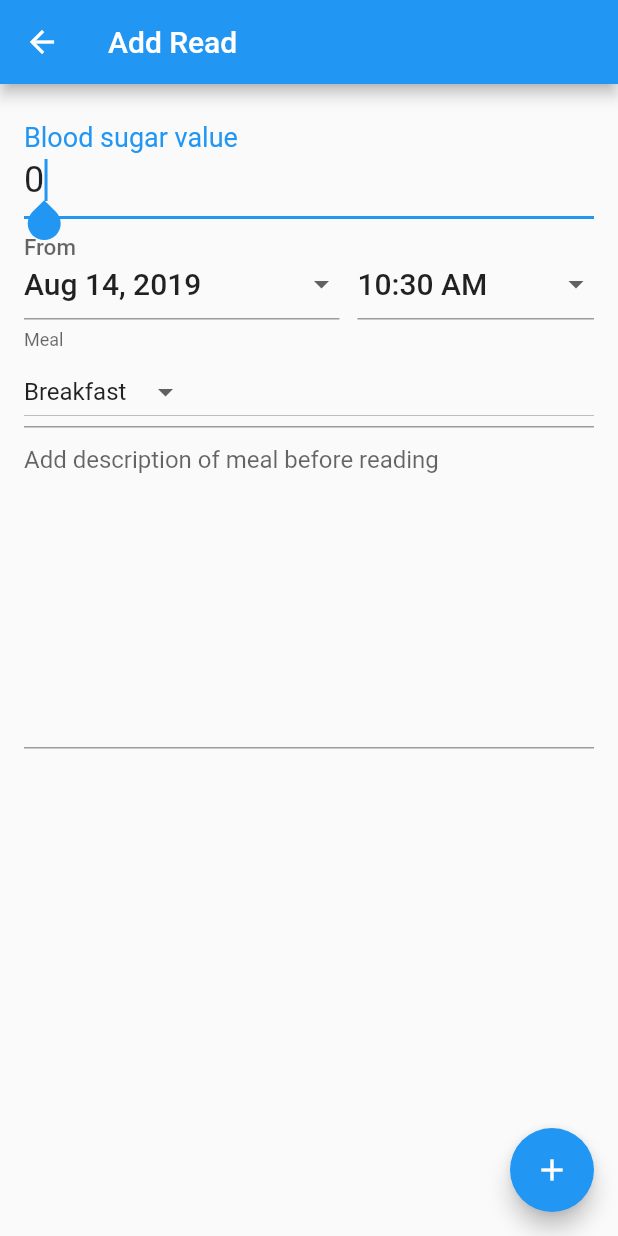
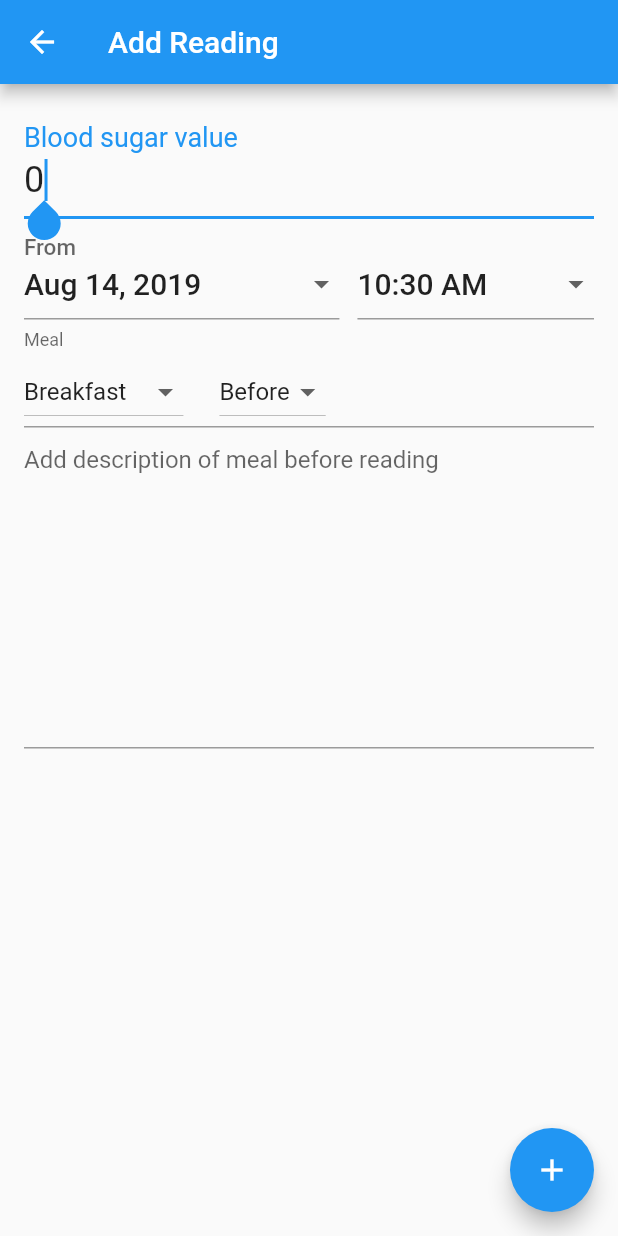
Before and after one commit to pastpap/sugar-balance, a Flutter app: the screen it shows after launch, after a tap on the "add" icon, on a phone screen of 412 x 824 dp. Run offline on Flutter 3.47's test engine with Material 2 defaults, Android fonts, the phone set to English and light mode, and no system bars; our stand-ins replace bloc, equatable, flutter_bloc, rxdart, sliding_up_panel; statements that could not run were skipped.

Commit message:
save view edit reads
Full CRUD process with json db
Added list view on home page as slide up panel

```diff
--- a/lib/localizations/localization.dart
+++ b/lib/localizations/localization.dart
@@ -95,9 +95,9 @@ class SugarBalanceLocalizations {
         locale: locale.toString(),
       );
 
-  String get editTodo => Intl.message(
-        'Edit Todo',
-        name: 'editTodo',
+  String get editReading => Intl.message(
+        'Edit Blood Reading',
+        name: 'editReading',
         args: [],
         locale: locale.toString(),
       );
--- a/lib/localizations/messages_en.dart
+++ b/lib/localizations/messages_en.dart
@@ -37,7 +37,7 @@ class MessageLookup extends MessageLookupByLibrary {
         "deleteTodo": MessageLookupByLibrary.simpleMessage("Delete Todo"),
         "deleteTodoConfirmation":
             MessageLookupByLibrary.simpleMessage("Delete this todo?"),
-        "editTodo": MessageLookupByLibrary.simpleMessage("Edit Todo"),
+        "editReading": MessageLookupByLibrary.simpleMessage("Edit Reading"),
         "emptyBloodLevel":
             MessageLookupByLibrary.simpleMessage("Please enter a number"),
         "filterTodos": MessageLookupByLibrary.simpleMessage("Filter Todos"),
--- a/lib/models/dao/file_storage.dart
+++ b/lib/models/dao/file_storage.dart
@@ -26,11 +26,11 @@ class FileStorage {
     final file = await _getLocalFile();
     final string = await file.readAsString();
     final json = JsonDecoder().convert(string);
-    final todos = (json['reads'])
-        .map<ReadEntity>((todo) => ReadEntity.fromJson(todo))
+    final reads = (json['reads'])
+        .map<ReadEntity>((read) => ReadEntity.fromJson(read))
         .toList();
 
-    return todos;
+    return reads;
   }
 
   Future<File> saveReads(List<ReadEntity> reads) async {
--- a/lib/models/dao/repository.dart
+++ b/lib/models/dao/repository.dart
@@ -29,11 +29,7 @@ class ReadsRepositoryFlutter implements ReadsRepository {
     try {
       return await fileStorage.loadReads();
     } catch (e) {
-      final todos = await webClient.fetchReads();
-
-      fileStorage.saveReads(todos);
-
-      return todos;
+      return new List<ReadEntity>();
     }
   }
 
@@ -42,7 +38,6 @@ class ReadsRepositoryFlutter implements ReadsRepository {
   Future saveReads(List<ReadEntity> reads) {
     return Future.wait<dynamic>([
       fileStorage.saveReads(reads),
-      webClient.postReads(reads),
     ]);
   }
 }
--- a/lib/screens/add_edit_screen.dart
+++ b/lib/screens/add_edit_screen.dart
@@ -29,18 +29,23 @@ class _AddEditScreenState extends State<AddEditScreen> {
 
   int _value;
   String _note;
-  static DateTime _fromDate = DateTime.now();
+  DateTime _fromDate = DateTime.now();
   TimeOfDay _fromTime =
-      TimeOfDay(hour: _fromDate.hour, minute: _fromDate.minute);
+      TimeOfDay(hour: DateTime.now().hour, minute: DateTime.now().minute);
 
   final List<String> _allMeals = <String>[
     'Breakfast',
     'Brunch',
     'Lunch',
     'Dinner',
-    'Extra snack'
+    'Extra snack',
+  ];
+  final List<String> _allPeriods = <String>[
+    'Before',
+    'After',
   ];
   String _meal = 'Breakfast';
+  String _period = 'Before';
 
   bool get isEditing => widget.isEditing;
   @override
@@ -51,8 +56,7 @@ class _AddEditScreenState extends State<AddEditScreen> {
     return Scaffold(
       appBar: AppBar(
         title: Text(
-          //  isEditing ? localizations.editTodo : localizations.addTodo,
-          isEditing ? "Edit Read" : "Add Read",
+          isEditing ? localizations.editReading : localizations.addReading,
         ),
       ),
       body: Padding(
@@ -62,7 +66,7 @@ class _AddEditScreenState extends State<AddEditScreen> {
           child: ListView(
             children: [
               TextFormField(
-                initialValue: isEditing ? widget.reading.value : '0',
+                initialValue: isEditing ? widget.reading.value.toString() : '0',
                 key: Keys.valueField,
                 keyboardType: TextInputType.number,
                 autofocus: !isEditing,
@@ -80,8 +84,8 @@ class _AddEditScreenState extends State<AddEditScreen> {
               ),
               DateTimePicker(
                 labelText: 'From',
-                selectedDate: _fromDate,
-                selectedTime: _fromTime,
+                selectedDate: isEditing ? widget.reading.date : _fromDate,
+                selectedTime: isEditing ? widget.reading.time : _fromTime,
                 selectDate: (DateTime date) {
                   setState(() {
                     _fromDate = date;
@@ -97,24 +101,46 @@ class _AddEditScreenState extends State<AddEditScreen> {
               InputDecorator(
                 decoration: const InputDecoration(
                   labelText: 'Meal',
-                  hintText: 'Choose an meal',
+                  hintText: 'Choose a meal',
                   contentPadding: EdgeInsets.zero,
                 ),
                 isEmpty: _meal == null,
-                child: DropdownButton<String>(
+                child: Row(
+                  children: <Widget>[
+                    DropdownButton<String>(
                       value: _meal,
                       onChanged: (String newValue) {
                         setState(() {
                           _meal = newValue;
                         });
                       },
-                  items:
-                      _allMeals.map<DropdownMenuItem<String>>((String value) {
+                      items: _allMeals
+                          .map<DropdownMenuItem<String>>((String value) {
                         return DropdownMenuItem<String>(
                           value: value,
                           child: Text(value),
                         );
                       }).toList(),
+                    ),
+                    SizedBox(
+                      width: 24,
+                    ),
+                    DropdownButton<String>(
+                      value: _period,
+                      onChanged: (String newPeriod) {
+                        setState(() {
+                          _period = newPeriod;
+                        });
+                      },
+                      items: _allPeriods
+                          .map<DropdownMenuItem<String>>((String value) {
+                        return DropdownMenuItem<String>(
+                          value: value,
+                          child: Text(value),
+                        );
+                      }).toList(),
+                    ),
+                  ],
                 ),
               ),
               TextFormField(
--- a/lib/screens/home_screen.dart
+++ b/lib/screens/home_screen.dart
@@ -1,4 +1,5 @@
 import 'package:flutter/material.dart';
+import 'package:sliding_up_panel/sliding_up_panel.dart';
 import 'package:sugar_balance/blocs/home_page_bloc.dart';
 import 'package:sugar_balance/components/title_bar.dart';
 import 'package:sugar_balance/navigation/keys.dart';
@@ -6,6 +7,7 @@ import 'package:sugar_balance/navigation/routes.dart';
 import 'package:sugar_balance/utils/date_utils.dart';
 import 'package:sugar_balance/widgets/filtered_reads.dart';
 import 'package:sugar_balance/widgets/radial_progress.dart';
+import 'package:sugar_balance/themes/colors.dart';
 
 class MyHomePage extends StatefulWidget {
   @override
@@ -35,6 +37,11 @@ class MyHomePageState extends State<MyHomePage>
   @override
   Widget build(BuildContext context) {
     return Scaffold(
+      body: SlidingUpPanel(
+        renderPanelSheet: false,
+        color: Colors.blueAccent,
+        collapsed: _floatingCollapsed(),
+        panel: _floatingPanel(),
         body: Stack(
           children: <Widget>[
             Column(
@@ -105,24 +112,65 @@ class MyHomePageState extends State<MyHomePage>
                   ],
                 ),
                 RadialProgress(),
-              Padding(
-                padding: EdgeInsets.all(16.0),
-                child: Column(
-                  children: <Widget>[
-                    FilteredReads(),
-                  ],
-                ),
-              ),
               ],
             ),
           ],
         ),
-      floatingActionButton: FloatingActionButton(
+      ),
+      floatingActionButton: Padding(
+        padding: const EdgeInsets.only(bottom: 80.0),
+        child: FloatingActionButton(
           key: Keys.addReading,
           child: Icon(Icons.add),
           onPressed: () {
             Navigator.pushNamed(context, Routes.addReading);
           },
+        ),
+      ),
+    );
+  }
+
+  Widget _floatingCollapsed() {
+    return Container(
+      decoration: BoxDecoration(
+        color: firstColor,
+        borderRadius: BorderRadius.only(
+            topLeft: Radius.circular(16.0), topRight: Radius.circular(16.0)),
+      ),
+      margin: const EdgeInsets.fromLTRB(16.0, 16.0, 16.0, 0.0),
+      child: Center(
+        child: Text(
+          "Swipe up for today's list",
+          style: TextStyle(color: Colors.white, fontSize: 20.0),
+        ),
+      ),
+    );
+  }
+
+  Widget _floatingPanel() {
+    return Container(
+      decoration: BoxDecoration(
+          color: secondColor,
+          borderRadius: BorderRadius.all(Radius.circular(16.0)),
+          boxShadow: [
+            BoxShadow(
+              blurRadius: 20.0,
+              color: Colors.grey,
+            ),
+          ]),
+      margin: const EdgeInsets.all(16.0),
+      child: Container(
+        decoration: BoxDecoration(
+          color: Colors.white,
+          borderRadius: BorderRadius.only(
+            topLeft: Radius.circular(24.0),
+            topRight: Radius.circular(24.0),
+            bottomLeft: Radius.circular(16.0),
+            bottomRight: Radius.circular(16.0),
+          ),
+        ),
+        margin: const EdgeInsets.only(top: 24.0),
+        child: FilteredReads(),
       ),
     );
   }
--- a/lib/widgets/filtered_reads.dart
+++ b/lib/widgets/filtered_reads.dart
@@ -25,35 +25,35 @@ class FilteredReads extends StatelessWidget {
         if (state is FilteredReadLoading) {
           return LoadingIndicator(key: Keys.readsLoading);
         } else if (state is FilteredReadLoaded) {
-          final todos = state.filteredReads;
+          final reads = state.filteredReads;
           return ListView.builder(
             shrinkWrap: true,
             key: Keys.readList,
-            itemCount: todos.length,
+            itemCount: reads.length,
             itemBuilder: (BuildContext context, int index) {
-              final todo = todos[index];
+              final read = reads[index];
               return ReadItem(
-                reading: todo,
+                reading: read,
                 onDismissed: (direction) {
-                  readsBloc.dispatch(DeleteRead(todo));
+                  readsBloc.dispatch(DeleteRead(read));
                   Scaffold.of(context).showSnackBar(DeleteReadSnackBar(
                     key: Keys.snackbar,
-                    reading: todo,
-                    onUndo: () => readsBloc.dispatch(AddRead(todo)),
+                    reading: read,
+                    onUndo: () => readsBloc.dispatch(AddRead(read)),
                     localizations: localizations,
                   ));
                 },
                 onTap: () async {
-                  final removedTodo = await Navigator.of(context).push(
+                  final removedRead = await Navigator.of(context).push(
                     MaterialPageRoute(builder: (_) {
-                      return DetailsScreen(id: todo.id);
+                      return DetailsScreen(id: read.id);
                     }),
                   );
-                  if (removedTodo != null) {
+                  if (removedRead != null) {
                     Scaffold.of(context).showSnackBar(DeleteReadSnackBar(
                       key: Keys.snackbar,
-                      reading: todo,
-                      onUndo: () => readsBloc.dispatch(AddRead(todo)),
+                      reading: read,
+                      onUndo: () => readsBloc.dispatch(AddRead(read)),
                       localizations: localizations,
                     ));
                   }
--- a/lib/widgets/radial_progress.dart
+++ b/lib/widgets/radial_progress.dart
@@ -59,7 +59,7 @@ class _RadialProgressState extends State<RadialProgress>
           child: Column(
             children: <Widget>[
               Text(
-                'RUNNING',
+                'Level',
                 style: TextStyle(fontSize: 24.0, letterSpacing: 1.5),
               ),
               SizedBox(
@@ -76,11 +76,11 @@ class _RadialProgressState extends State<RadialProgress>
                 height: 10.0,
               ),
               Text(
-                '1.225',
+                '130',
                 style: TextStyle(fontSize: 40.0, fontWeight: FontWeight.bold),
               ),
               Text(
-                'CALORIES BURN',
+                'UNITS',
                 style: TextStyle(
                     fontSize: 14.0, color: Colors.blue, letterSpacing: 1.5),
               ),
--- a/lib/widgets/read_item.dart
+++ b/lib/widgets/read_item.dart
@@ -33,7 +33,14 @@ class ReadItem extends StatelessWidget {
             ),
           ),
         ),
-        subtitle: reading.note.isNotEmpty
+        subtitle: Row(
+          mainAxisAlignment: MainAxisAlignment.spaceBetween,
+          children: <Widget>[
+            Text(
+              reading.time.format(context),
+              style: Theme.of(context).textTheme.subhead,
+            ),
+            reading.note.isNotEmpty
                 ? Text(
                     reading.note,
                     key: Keys.readItemNote(reading.id),
@@ -42,6 +49,8 @@ class ReadItem extends StatelessWidget {
                     style: Theme.of(context).textTheme.subhead,
                   )
                 : null,
+          ],
+        ),
       ),
     );
   }
--- a/pubspec.yaml
+++ b/pubspec.yaml
@@ -21,6 +21,7 @@ dependencies:
   equatable: ^0.2.0
   flutter_bloc: ^0.20.0
   path_provider: ^0.4.1
+  sliding_up_panel: ^0.3.4
   flutter:
     sdk: flutter
 
```
Also changed, not shown: lib/models/dao/core/read_entity.dart (+5 -3 lines), lib/screens/details_screen.dart (+34 -5 lines), pubspec.lock, 1 other file. Lines whose indentation alone changed are shown as unchanged.
